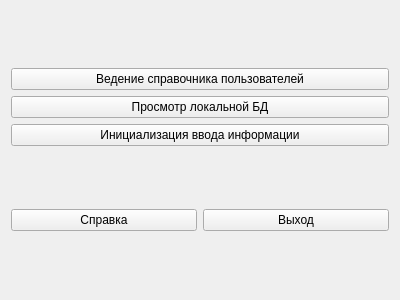
gunmaden/IS-AOOZ, file admin.ui: the form before one commit.
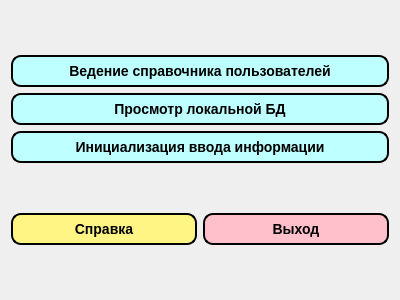
The form after the commit.

What changed in the file:
```diff
--- a/admin.ui
+++ b/admin.ui
@@ -18,6 +18,22 @@
     <layout class="QVBoxLayout" name="verticalLayout">
      <item>
       <widget class="QPushButton" name="pushButton">
+       <property name="styleSheet">
+        <string notr="true">QPushButton{
+     background-color: rgb(190, 255, 255);
+     border-style: outset;
+     border-width: 2px;
+     border-radius: 10px;
+     border-color: black;
+     font: bold 14px;
+     min-width: 10em;
+     padding: 6px;
+ }
+ QPushButton:pressed {
+     background-color: rgb(0, 255, 238);
+     border-style: inset;
+ }</string>
+       </property>
        <property name="text">
         <string>Ведение справочника пользователей</string>
        </property>
@@ -25,6 +41,22 @@
      </item>
      <item>
       <widget class="QPushButton" name="pushButton_2">
+       <property name="styleSheet">
+        <string notr="true">QPushButton{
+     background-color: rgb(190, 255, 255);
+     border-style: outset;
+     border-width: 2px;
+     border-radius: 10px;
+     border-color: black;
+     font: bold 14px;
+     min-width: 10em;
+     padding: 6px;
+ }
+ QPushButton:pressed {
+     background-color: rgb(0, 255, 238);
+     border-style: inset;
+ }</string>
+       </property>
        <property name="text">
         <string>Просмотр локальной БД</string>
        </property>
@@ -32,6 +64,22 @@
      </item>
      <item>
       <widget class="QPushButton" name="pushButton_3">
+       <property name="styleSheet">
+        <string notr="true">QPushButton{
+     background-color: rgb(190, 255, 255);
+     border-style: outset;
+     border-width: 2px;
+     border-radius: 10px;
+     border-color: black;
+     font: bold 14px;
+     min-width: 10em;
+     padding: 6px;
+ }
+ QPushButton:pressed {
+     background-color: rgb(0, 255, 238);
+     border-style: inset;
+ }</string>
+       </property>
        <property name="text">
         <string>Инициализация ввода информации</string>
        </property>
@@ -43,6 +91,22 @@
     <layout class="QHBoxLayout" name="horizontalLayout">
      <item>
       <widget class="QPushButton" name="pushButton_4">
+       <property name="styleSheet">
+        <string notr="true">QPushButton{
+     background-color: rgb(255, 245, 133);
+     border-style: outset;
+     border-width: 2px;
+     border-radius: 10px;
+     border-color: black;
+     font: bold 14px;
+     min-width: 10em;
+     padding: 6px;
+ }
+ QPushButton:pressed {
+     background-color: rgb(0, 255, 238);
+     border-style: inset;
+ }</string>
+       </property>
        <property name="text">
         <string>Справка</string>
        </property>
@@ -50,6 +114,22 @@
      </item>
      <item>
       <widget class="QPushButton" name="pushButton_5">
+       <property name="styleSheet">
+        <string notr="true">QPushButton{
+     background-color:pink;
+     border-style: outset;
+     border-width: 2px;
+     border-radius: 10px;
+     border-color: black;
+     font: bold 14px;
+     min-width: 10em;
+     padding: 6px;
+ }
+ QPushButton:pressed {
+     background-color: rgb(0, 255, 238);
+     border-style: inset;
+ }</string>
+       </property>
        <property name="text">
         <string>Выход</string>
        </property>
```
